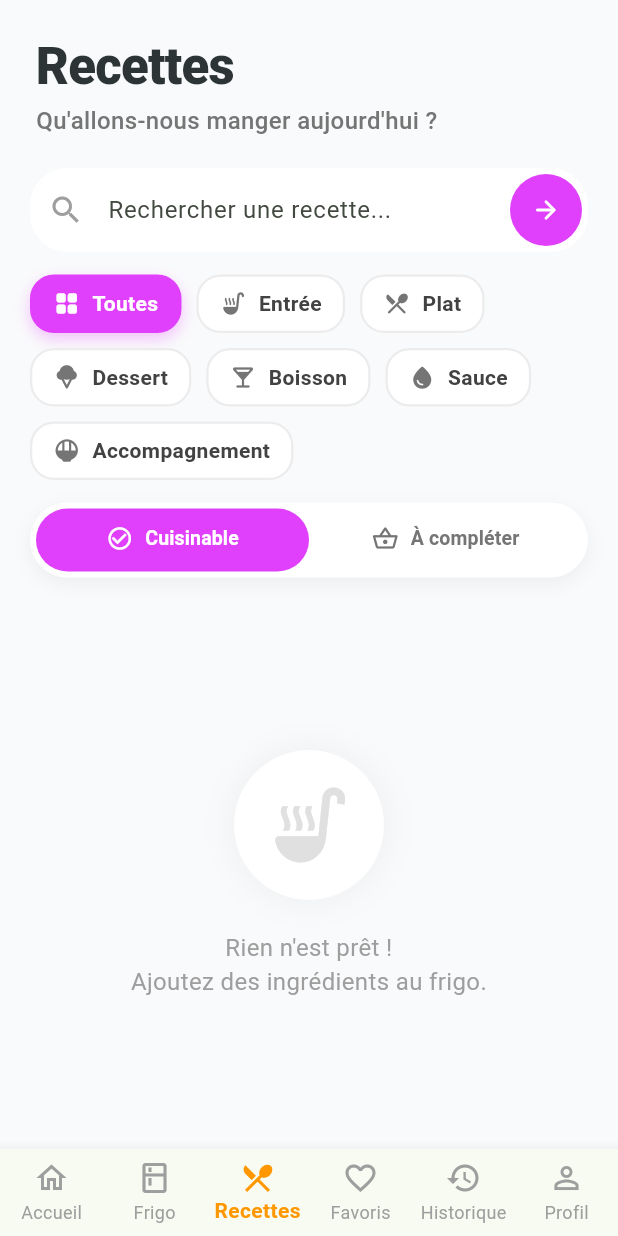
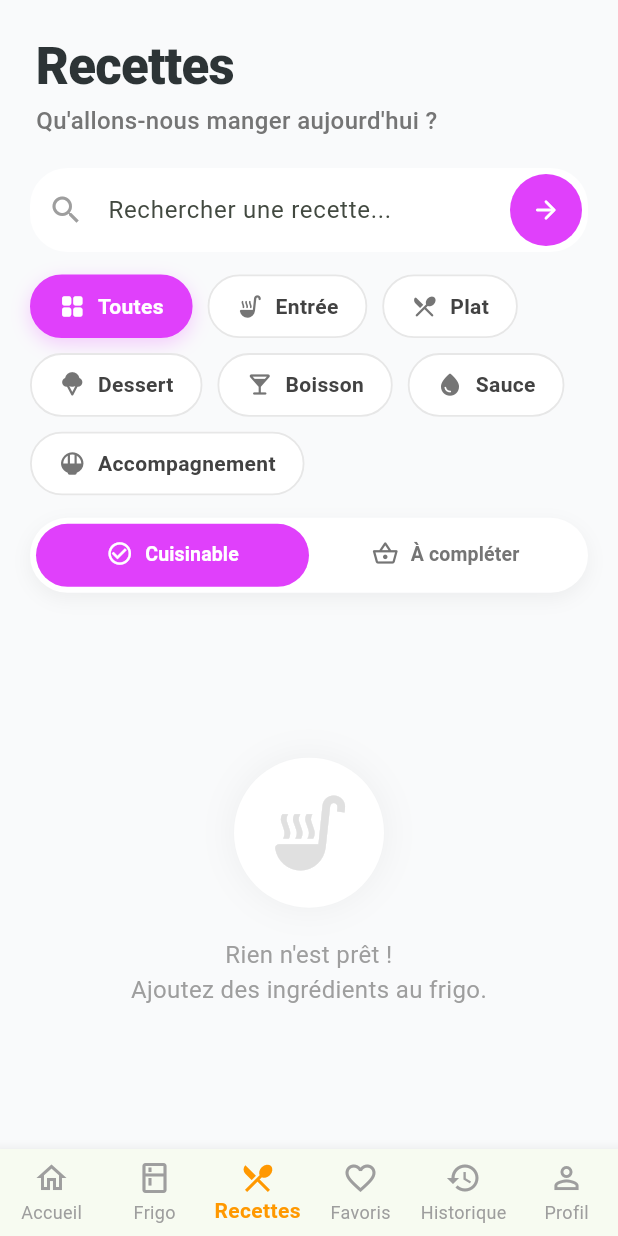
Before and after one commit to DevKosX/S501_Developpement, a Flutter app: the screen it shows after launch, item 3 of the bottom bar chosen, on a phone screen of 412 x 824 dp. Run offline on Flutter 3.47's test engine with Material 3 defaults, Android fonts, the phone set to English and light mode, and no system bars; our stand-ins replace csv, sqflite, sqflite_common_ffi; missing offline and left inert: s501_developpement; accounts and stored records are empty; statements that could not run were skipped.

Commit message:
amelioration design categories dans vue recette

```diff
--- a/lib/ui/modules/recettes/ecran_recettes.dart
+++ b/lib/ui/modules/recettes/ecran_recettes.dart
@@ -177,21 +177,21 @@ class _EcranRecettesState extends State<EcranRecettes> {
                           borderRadius: BorderRadius.circular(16),
                           child: AnimatedContainer(
                                   duration: const Duration(milliseconds: 200),
-                            padding: const EdgeInsets.symmetric(horizontal: 14, vertical: 8),
+                                  padding: const EdgeInsets.symmetric(horizontal: 18, vertical: 10),
                                   decoration: BoxDecoration(
                                     color: estSelectionnee ? const Color(0xFFE040FB) : Colors.white,
-                              borderRadius: BorderRadius.circular(16),
+                                    borderRadius: BorderRadius.circular(25), // 👈 PLUS ROND
                                     border: Border.all(
                                       color: estSelectionnee
                                           ? const Color(0xFFE040FB)
-                                    : Colors.grey.withOpacity(0.2),
-                                width: 1.5,
+                                          : Colors.grey.withOpacity(0.25),
+                                      width: 1.2,
                                     ),
                                     boxShadow: estSelectionnee
                                         ? [
                                             BoxShadow(
-                                        color: const Color(0xFFE040FB).withOpacity(0.3),
-                                        blurRadius: 8,
+                                              color: const Color(0xFFE040FB).withOpacity(0.25),
+                                              blurRadius: 10,
                                               offset: const Offset(0, 4),
                                             )
                                           ]
```
Lines whose indentation alone changed are shown as unchanged.
